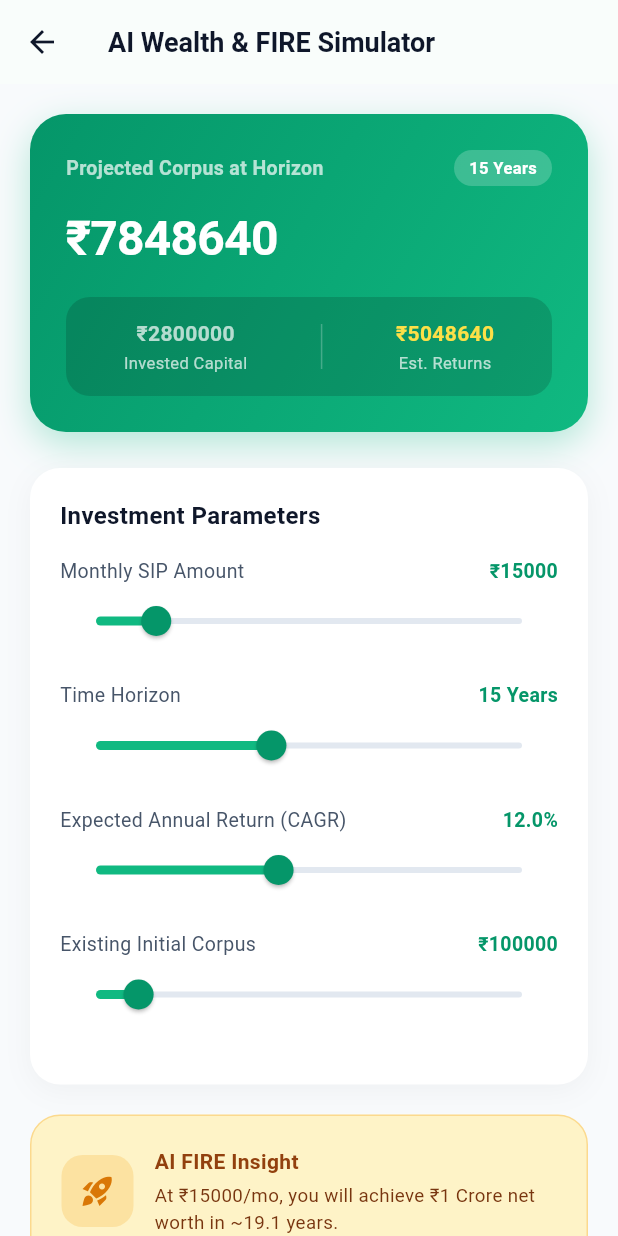
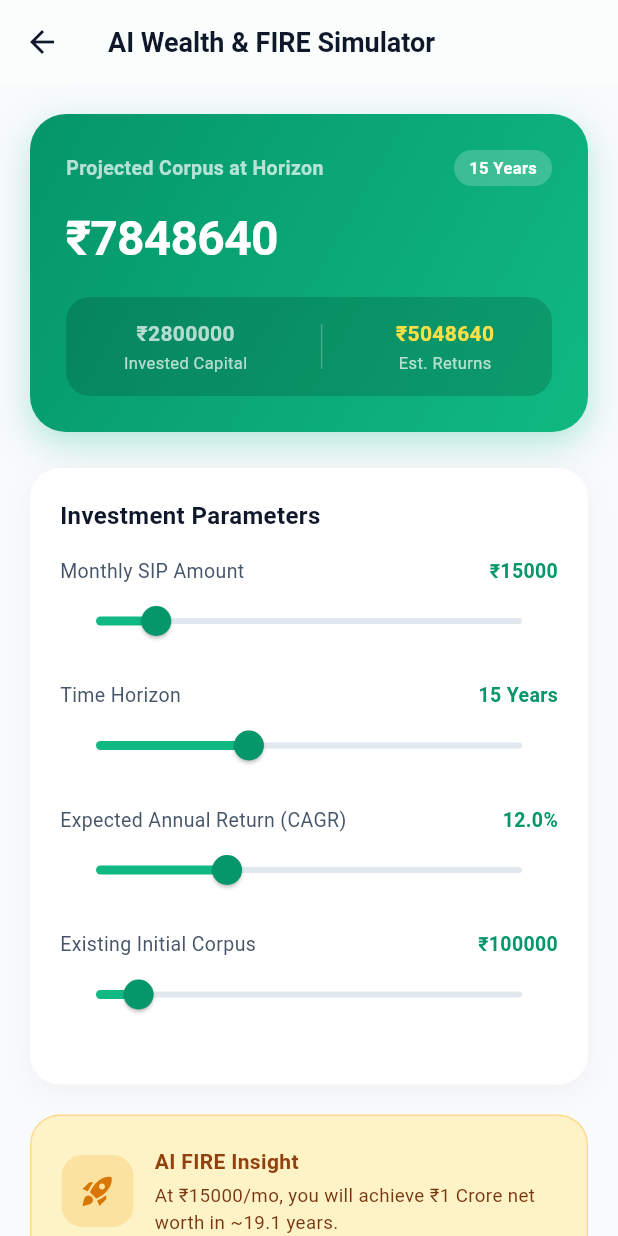
Before and after one commit to parthasarathit5/Lifeledger-test, a Flutter app: the AIWealthSimulatorScreen screen opened directly with empty values, on a phone screen of 412 x 824 dp. Run offline on Flutter 3.47's test engine with Material 3 defaults, Android fonts, the phone set to English and light mode, and no system bars; our stand-ins replace fl_chart, table_calendar; network calls fail.

Commit message:
fix(ui): fix slider assertion crash in AI Wealth Simulator

```diff
--- a/lifeledger_app/lib/screens/ai_wealth_simulator_screen.dart
+++ b/lifeledger_app/lib/screens/ai_wealth_simulator_screen.dart
@@ -177,10 +177,26 @@ class _AIWealthSimulatorScreenState extends State<AIWealthSimulatorScreen> {
                           style: TextStyle(fontSize: 16, fontWeight: FontWeight.bold, color: Color(0xFF0F172A)),
                         ),
                         const SizedBox(height: 16),
-                        _sliderRow("Monthly SIP Amount", "₹${_monthlyInvestment.toStringAsFixed(0)}", _monthlyInvestment, 1000, 100000, 1000, (v) => setState(() => _monthlyInvestment = v)),
-                        _sliderRow("Time Horizon", "${_years.toInt()} Years", _years, 1, 35, 1, (v) => setState(() => _years = v)),
-                        _sliderRow("Expected Annual Return (CAGR)", "${_expectedReturn.toStringAsFixed(1)}%", _expectedReturn, 6, 20, 0.5, (v) => setState(() => _expectedReturn = v)),
-                        _sliderRow("Existing Initial Corpus", "₹${_currentCorpus.toStringAsFixed(0)}", _currentCorpus, 0, 1000000, 10000, (v) => setState(() => _currentCorpus = v)),
+                        _sliderRow(
+                          "Monthly SIP Amount",
+                          "₹${_monthlyInvestment.toStringAsFixed(0)}",
+                          _monthlyInvestment,
+                          1000,
+                          (_monthlyInvestment * 2.0).clamp(100000.0, 5000000.0),
+                          1000,
+                          (v) => setState(() => _monthlyInvestment = v),
+                        ),
+                        _sliderRow("Time Horizon", "${_years.toInt()} Years", _years, 1, 40, 1, (v) => setState(() => _years = v)),
+                        _sliderRow("Expected Annual Return (CAGR)", "${_expectedReturn.toStringAsFixed(1)}%", _expectedReturn, 4, 30, 0.5, (v) => setState(() => _expectedReturn = v)),
+                        _sliderRow(
+                          "Existing Initial Corpus",
+                          "₹${_currentCorpus.toStringAsFixed(0)}",
+                          _currentCorpus,
+                          0,
+                          (_currentCorpus * 2.0).clamp(1000000.0, 50000000.0),
+                          10000,
+                          (v) => setState(() => _currentCorpus = v),
+                        ),
                       ],
                     ),
                   ),
@@ -192,14 +208,14 @@ class _AIWealthSimulatorScreenState extends State<AIWealthSimulatorScreen> {
                     decoration: BoxDecoration(
                       color: const Color(0xFFFEF3C7),
                       borderRadius: BorderRadius.circular(20),
-                      border: Border.all(color: const Color(0xFFF59E0B).withOpacity(0.3)),
+                      border: Border.all(color: const Color(0xFFF59E0B).withValues(alpha: 0.3)),
                     ),
                     child: Row(
                       children: [
                         Container(
                           padding: const EdgeInsets.all(12),
                           decoration: BoxDecoration(
-                            color: const Color(0xFFF59E0B).withOpacity(0.2),
+                            color: const Color(0xFFF59E0B).withValues(alpha: 0.2),
                             borderRadius: BorderRadius.circular(14),
                           ),
                           child: const Icon(Icons.rocket_launch, color: Color(0xFFD97706), size: 24),
@@ -215,7 +231,7 @@ class _AIWealthSimulatorScreenState extends State<AIWealthSimulatorScreen> {
                               ),
                               const SizedBox(height: 4),
                               Text(
-                                "At ₹${_monthlyInvestment.toStringAsFixed(0)}/mo, you will achieve ₹1 Crore net worth in ~${(10000000 / (futureValue / _years)).clamp(3, 25).toStringAsFixed(1)} years.",
+                                "At ₹${_monthlyInvestment.toStringAsFixed(0)}/mo, you will achieve ₹1 Crore net worth in ~${(10000000 / (futureValue > 0 ? (futureValue / _years) : 100000)).clamp(1.0, 35.0).toStringAsFixed(1)} years.",
                                 style: const TextStyle(color: Color(0xFF78350F), fontSize: 12.5),
                               ),
                             ],
@@ -231,6 +247,9 @@ class _AIWealthSimulatorScreenState extends State<AIWealthSimulatorScreen> {
   }
 
   Widget _sliderRow(String label, String valueStr, double val, double min, double max, double step, ValueChanged<double> onChanged) {
+    final double safeMax = max > min ? max : min + 1000.0;
+    final double safeVal = val.clamp(min, safeMax);
+
     return Padding(
       padding: const EdgeInsets.only(bottom: 16),
       child: Column(
@@ -250,9 +269,9 @@ class _AIWealthSimulatorScreenState extends State<AIWealthSimulatorScreen> {
               thumbColor: const Color(0xFF059669),
             ),
             child: Slider(
-              value: val,
+              value: safeVal,
               min: min,
-              max: max,
+              max: safeMax,
               onChanged: onChanged,
             ),
           ),
```
